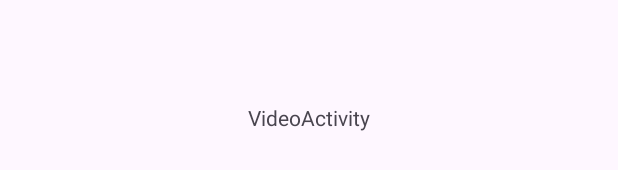
After one commit to Penkov-D/ViksTV, an Android app: the layout activity_video.xml on its own in the app's theme, with its tools: preview values and no code run, on a phone screen of 412 x 824 dp. The commit adds this screen. Shown: the part 501-671 px from the top of the screen. Run offline under Robolectric (Android 15) with nearby library versions, the phone set to English and light mode, and no system bars.

Commit message:
Added VideoActivity, fixed cardview visualization.

```diff
--- a/app/src/main/AndroidManifest.xml
+++ b/app/src/main/AndroidManifest.xml
@@ -15,10 +15,10 @@
 
     <application
         android:allowBackup="true"
+        android:banner="@mipmap/ic_banner"
         android:dataExtractionRules="@xml/data_extraction_rules"
         android:fullBackupContent="@xml/backup_rules"
         android:icon="@mipmap/ic_launcher"
-        android:banner="@mipmap/ic_banner"
         android:label="@string/app_name"
         android:roundIcon="@mipmap/ic_launcher_round"
         android:supportsRtl="true"
@@ -40,6 +40,10 @@
             android:name=".ui.MainActivity"
             android:exported="false" />
 
+        <activity
+            android:name=".ui.VideoActivity"
+            android:exported="false" />
+
     </application>
 
 </manifest>
--- a/app/src/main/res/animator/channel_card_animator.xml
+++ b/app/src/main/res/animator/channel_card_animator.xml
@@ -9,7 +9,6 @@
             <propertyValuesHolder android:propertyName="scaleY" android:valueTo="1.03" />
             <propertyValuesHolder android:propertyName="strokeWidth" android:valueTo="2dp" />
             <propertyValuesHolder android:propertyName="strokeColor" android:valueTo="#F57C00" />
-            <propertyValuesHolder android:propertyName="evaluation" android:valueTo="20dp" />
             <propertyValuesHolder android:propertyName="Z" android:valueTo="2.0" />
         </objectAnimator>
     </item>
@@ -22,7 +21,6 @@
             <propertyValuesHolder android:propertyName="scaleY" android:valueTo="1.0" />
             <propertyValuesHolder android:propertyName="strokeWidth" android:valueTo="1dp" />
             <propertyValuesHolder android:propertyName="strokeColor" android:valueTo="#000000" />
-            <propertyValuesHolder android:propertyName="evaluation" android:valueTo="20dp" />
             <propertyValuesHolder android:propertyName="Z" android:valueTo="0.0" />
         </objectAnimator>
     </item>
--- /dev/null
+++ b/app/src/main/res/layout/activity_video.xml
@@ -0,0 +1,22 @@
+<?xml version="1.0" encoding="utf-8"?>
+<androidx.constraintlayout.widget.ConstraintLayout xmlns:android="http://schemas.android.com/apk/res/android"
+    xmlns:app="http://schemas.android.com/apk/res-auto"
+    xmlns:tools="http://schemas.android.com/tools"
+    android:id="@+id/main"
+    android:layout_width="match_parent"
+    android:layout_height="match_parent"
+    tools:context=".ui.VideoActivity">
+
+    <TextView
+        android:id="@+id/textView"
+        android:layout_width="wrap_content"
+        android:layout_height="wrap_content"
+        android:text="VideoActivity"
+        app:layout_constraintTop_toTopOf="parent"
+        app:layout_constraintLeft_toLeftOf="parent"
+        app:layout_constraintRight_toRightOf="parent"
+        app:layout_constraintBottom_toBottomOf="parent"
+        />
+
+
+</androidx.constraintlayout.widget.ConstraintLayout>
--- a/app/src/main/res/layout/view_channel_item.xml
+++ b/app/src/main/res/layout/view_channel_item.xml
@@ -7,8 +7,8 @@
     android:focusable="true"
     android:clickable="true"
     android:stateListAnimator="@animator/channel_card_animator"
-    app:cardCornerRadius="24dp"
-    app:cardElevation="8dp">
+    app:cardBackgroundColor="@color/channel_card_view_background"
+    app:cardCornerRadius="24dp">
 
     <androidx.constraintlayout.widget.ConstraintLayout
         android:layout_width="match_parent"
--- a/app/src/main/res/values-night/colors.xml
+++ b/app/src/main/res/values-night/colors.xml
@@ -5,5 +5,6 @@
 
     <color name="refresh_button_arrow_color">#FFFFFF</color>
     <color name="refresh_button_border_color">#FFFFFF</color>
+    <color name="channel_card_view_background">#202020</color>
 
 </resources>
--- a/app/src/main/res/values/colors.xml
+++ b/app/src/main/res/values/colors.xml
@@ -5,6 +5,7 @@
 
     <color name="refresh_button_arrow_color">#000000</color>
     <color name="refresh_button_border_color">#000000</color>
+    <color name="channel_card_view_background">#E0E0E0</color>
 
     <!-- Logo colors -->
     <color name="logo_white_v">#FFFFFF</color>
```
Also changed, not shown: app/src/main/java/com/penkov/vikstv/ui/ChannelItemViewHolder.java (+69 -17 lines), app/src/main/java/com/penkov/vikstv/ui/VideoActivity.java (added, +33 -0 lines), app/src/main/res/values/styles.xml (+0 -19 lines).
